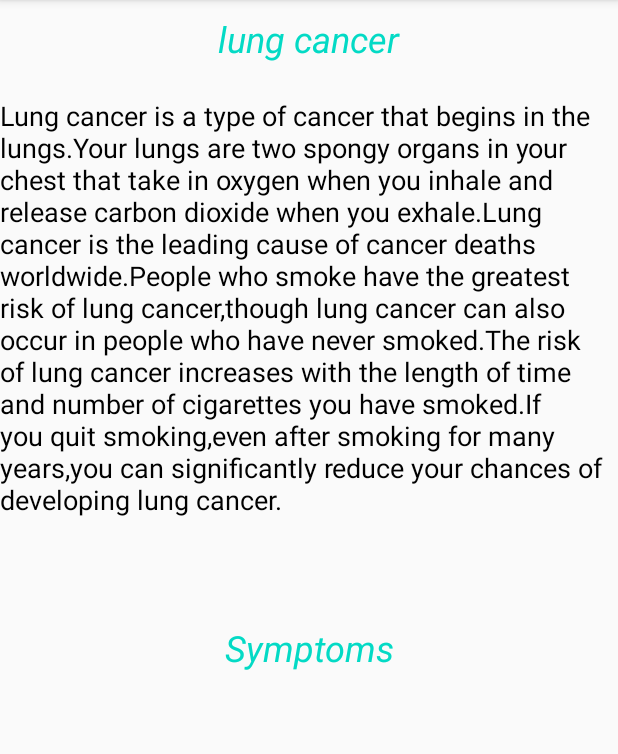
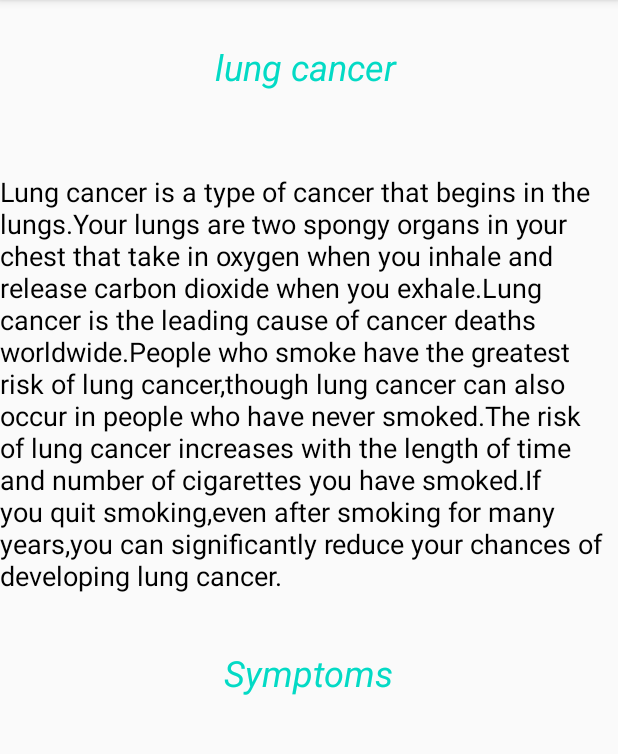
Before and after one commit to VIKASbhalke/winit-app, an Android app: the lungcanActivity screen opened directly, with no data from a screen before it, on a phone screen of 412 x 824 dp, the part 84-838 px from its top. Run offline under Robolectric (Android 15) with nearby library versions, the phone set to English and light mode, and no system bars.

Commit message:
commit 29-11-20 8pm

```diff
--- a/app/src/main/res/layout/activity_feedback.xml
+++ b/app/src/main/res/layout/activity_feedback.xml
@@ -26,6 +26,7 @@
         android:inputType="textPersonName"
         android:text="@string/enterusern"
         android:hint="@string/name_textview"
+        android:textColorHint="@color/colorAccent"
         app:layout_constraintEnd_toEndOf="parent"
         app:layout_constraintHorizontal_bias="0.497"
         app:layout_constraintStart_toStartOf="parent"
@@ -41,6 +42,7 @@
         android:inputType="textPersonName"
         android:text="@string/feedbacksubmit"
         android:hint="@string/type_feedback"
+        android:textColorHint="@color/colorAccent"
         app:layout_constraintEnd_toEndOf="parent"
         app:layout_constraintHorizontal_bias="0.497"
         app:layout_constraintStart_toStartOf="parent"
--- a/app/src/main/res/layout/activity_lungcan.xml
+++ b/app/src/main/res/layout/activity_lungcan.xml
@@ -9,43 +9,42 @@
     <TextView
         android:id="@+id/textView"
         android:layout_width="wrap_content"
-        android:layout_height="320dp"
+        android:layout_height="wrap_content"
 
         android:text="@string/lungcaninfo"
         android:textColor="@android:color/background_dark"
         android:textSize="18sp"
         app:layout_constraintBottom_toBottomOf="parent"
         app:layout_constraintEnd_toEndOf="parent"
-        app:layout_constraintHorizontal_bias="0.498"
+        app:layout_constraintHorizontal_bias="0.0"
         app:layout_constraintStart_toStartOf="parent"
         app:layout_constraintTop_toTopOf="parent"
-        app:layout_constraintVertical_bias="0.144" />
+        app:layout_constraintVertical_bias="0.236" />
 
     <TextView
         android:id="@+id/textView2"
         android:layout_width="wrap_content"
         android:layout_height="wrap_content"
-        android:layout_marginBottom="320dp"
+        android:layout_marginTop="36dp"
         android:text="@string/symptoms"
-        android:textColor="@color/colorAccent"
-        android:textSize="24sp"
-        android:textStyle="italic"
-        app:layout_constraintBottom_toBottomOf="parent"
-        app:layout_constraintEnd_toEndOf="parent"
-        app:layout_constraintStart_toStartOf="parent" />
-
-    <TextView
-        android:id="@+id/textView3"
-        android:layout_width="125dp"
-        android:layout_height="36dp"
-        android:layout_marginTop="8dp"
-        android:gravity="center"
-        android:text="@string/lung_cancer"
         android:textColor="@color/colorAccent"
         android:textSize="24sp"
         android:textStyle="italic"
         app:layout_constraintEnd_toEndOf="parent"
         app:layout_constraintHorizontal_bias="0.498"
         app:layout_constraintStart_toStartOf="parent"
+        app:layout_constraintTop_toBottomOf="@+id/textView" />
+
+    <TextView
+        android:id="@+id/textView3"
+        android:layout_width="125dp"
+        android:layout_height="36dp"
+        android:layout_marginTop="28dp"
+        android:text="@string/lung_cancer"
+        android:textColor="@color/colorAccent"
+        android:textSize="24sp"
+        android:textStyle="italic"
+        app:layout_constraintEnd_toEndOf="parent"
+        app:layout_constraintStart_toStartOf="parent"
         app:layout_constraintTop_toTopOf="parent" />
 </androidx.constraintlayout.widget.ConstraintLayout>
```
Also changed, not shown: app/src/main/res/layout/activity_contact.xml (+1 -14 lines).
